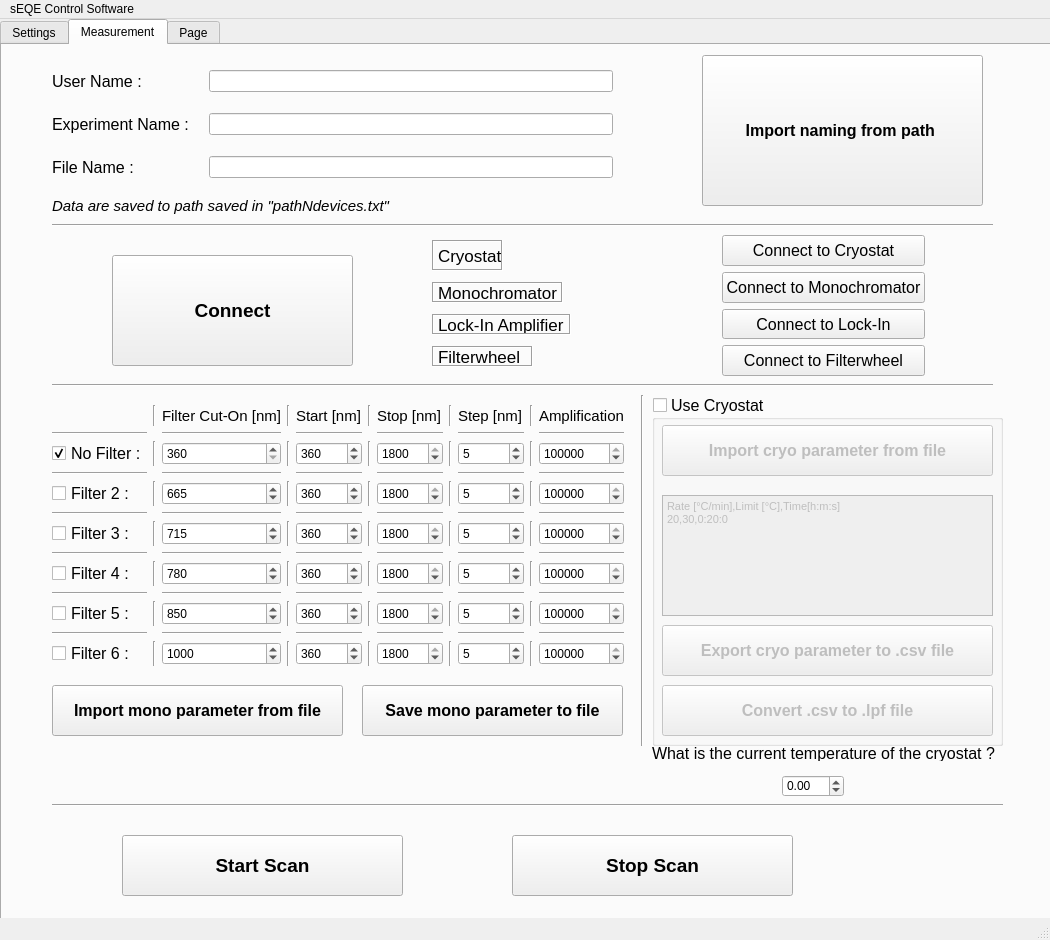
The window that GUI_V3_cryo.ui (AFMD/sEQE-Control-Software) describes before a commit, drawn with Qt 5.
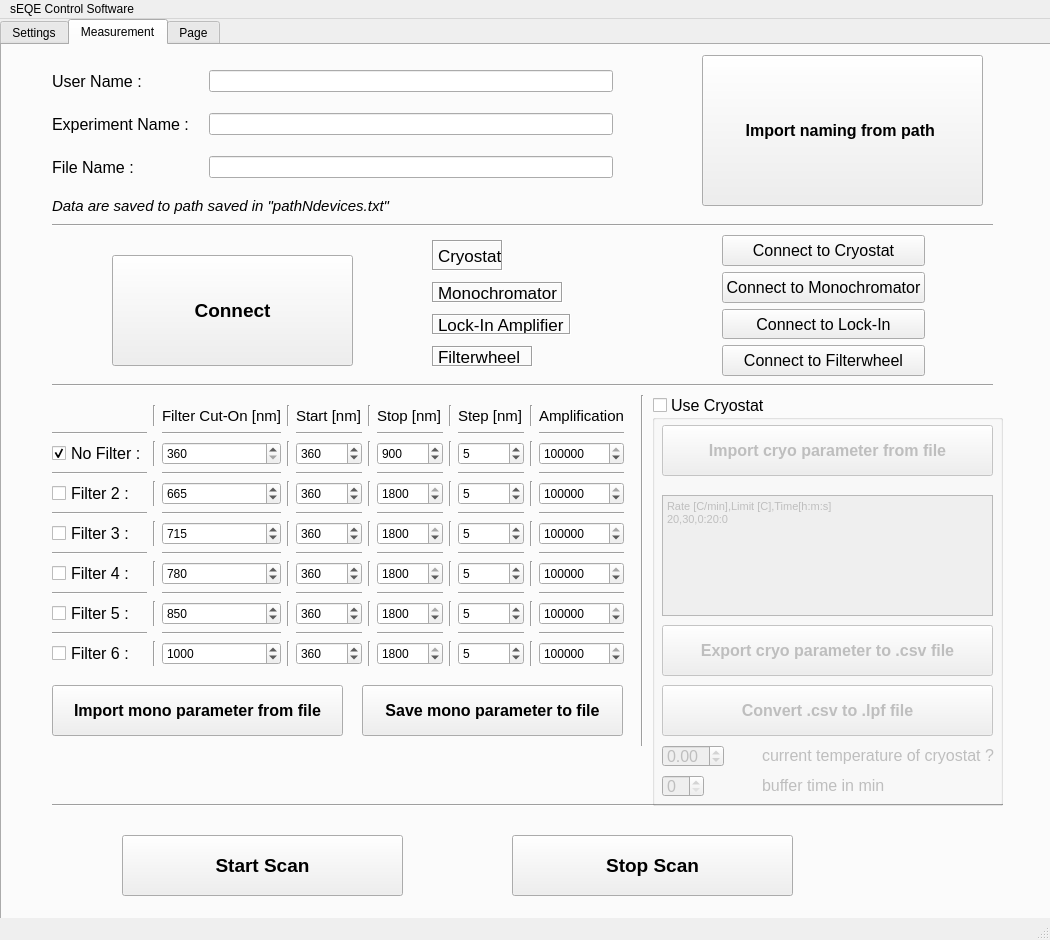
The same window after the commit. Icons and pictures are not drawn.

Commit message: Implemented time calculation function and started synchonization work

The edit to the form file:
```diff
--- a/GUI_V3_cryo.ui
+++ b/GUI_V3_cryo.ui
@@ -2584,7 +2584,7 @@
           <double>1800.000000000000000</double>
          </property>
          <property name="value">
-          <double>1800.000000000000000</double>
+          <double>900.000000000000000</double>
          </property>
         </widget>
        </item>
@@ -3539,7 +3539,7 @@
         <x>650</x>
         <y>350</y>
         <width>351</width>
-        <height>351</height>
+        <height>411</height>
        </rect>
       </property>
       <property name="font">
@@ -3571,7 +3571,7 @@
         </font>
        </property>
        <property name="plainText">
-        <string>Rate [°C/min],Limit [°C],Time[h:m:s]
+        <string>Rate [C/min],Limit [C],Time[h:m:s]
 20,30,0:20:0</string>
        </property>
        <property name="overwriteMode">
@@ -3638,12 +3638,47 @@
         <string>Import cryo parameter from file</string>
        </property>
       </widget>
+      <widget class="QLabel" name="label_3">
+       <property name="geometry">
+        <rect>
+         <x>110</x>
+         <y>380</y>
+         <width>241</width>
+         <height>20</height>
+        </rect>
+       </property>
+       <property name="font">
+        <font>
+         <pointsize>12</pointsize>
+        </font>
+       </property>
+       <property name="text">
+        <string>buffer time in min</string>
+       </property>
+      </widget>
+      <widget class="QLabel" name="label_2">
+       <property name="geometry">
+        <rect>
+         <x>110</x>
+         <y>350</y>
+         <width>241</width>
+         <height>20</height>
+        </rect>
+       </property>
+       <property name="font">
+        <font>
+         <pointsize>12</pointsize>
+        </font>
+       </property>
+       <property name="text">
+        <string>current temperature of cryostat ?</string>
+       </property>
      </widget>
      <widget class="QDoubleSpinBox" name="current_temperature">
       <property name="geometry">
        <rect>
-        <x>780</x>
-        <y>730</y>
+         <x>10</x>
+         <y>350</y>
         <width>62</width>
         <height>22</height>
        </rect>
@@ -3652,23 +3687,16 @@
        <double>-99.000000000000000</double>
       </property>
      </widget>
-     <widget class="QLabel" name="label_2">
+      <widget class="QSpinBox" name="buffer_time">
       <property name="geometry">
        <rect>
-        <x>650</x>
-        <y>700</y>
-        <width>361</width>
-        <height>16</height>
-       </rect>
-      </property>
-      <property name="font">
-       <font>
-        <pointsize>12</pointsize>
-       </font>
-      </property>
-      <property name="text">
-       <string>What is the current temperature of the cryostat ?</string>
-      </property>
+         <x>10</x>
+         <y>380</y>
+         <width>42</width>
+         <height>22</height>
+        </rect>
+       </property>
+      </widget>
      </widget>
     </widget>
     <widget class="QWidget" name="widget">
```
Lines whose indentation alone changed are shown as unchanged. The commit also changes 3 other files.
